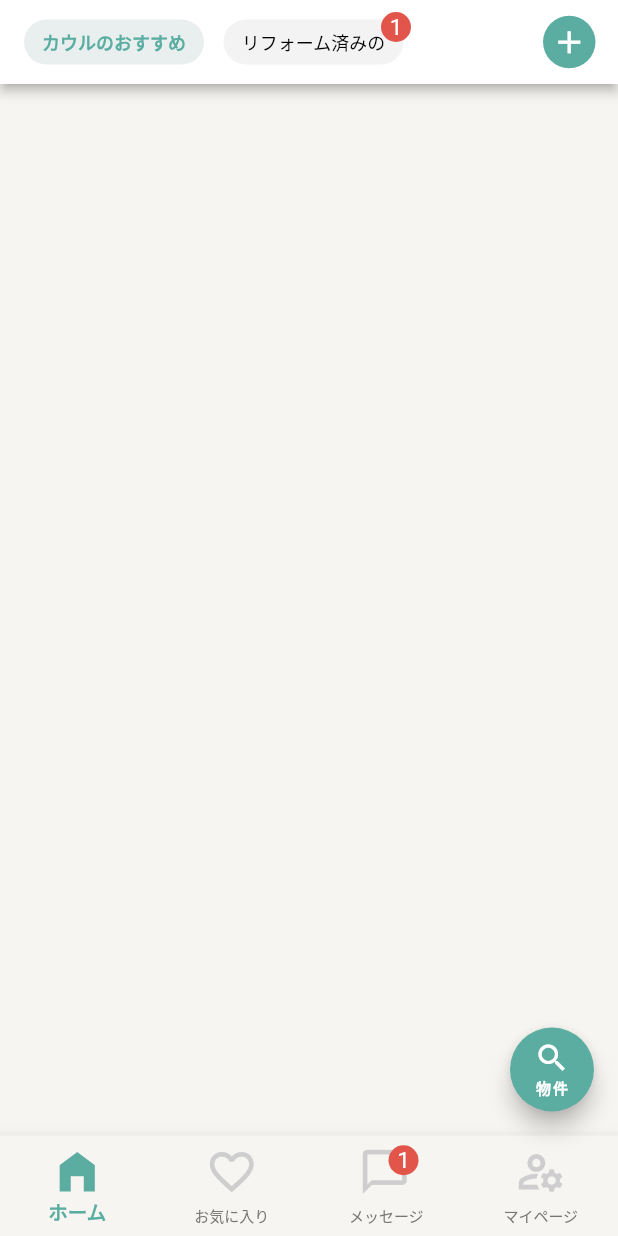
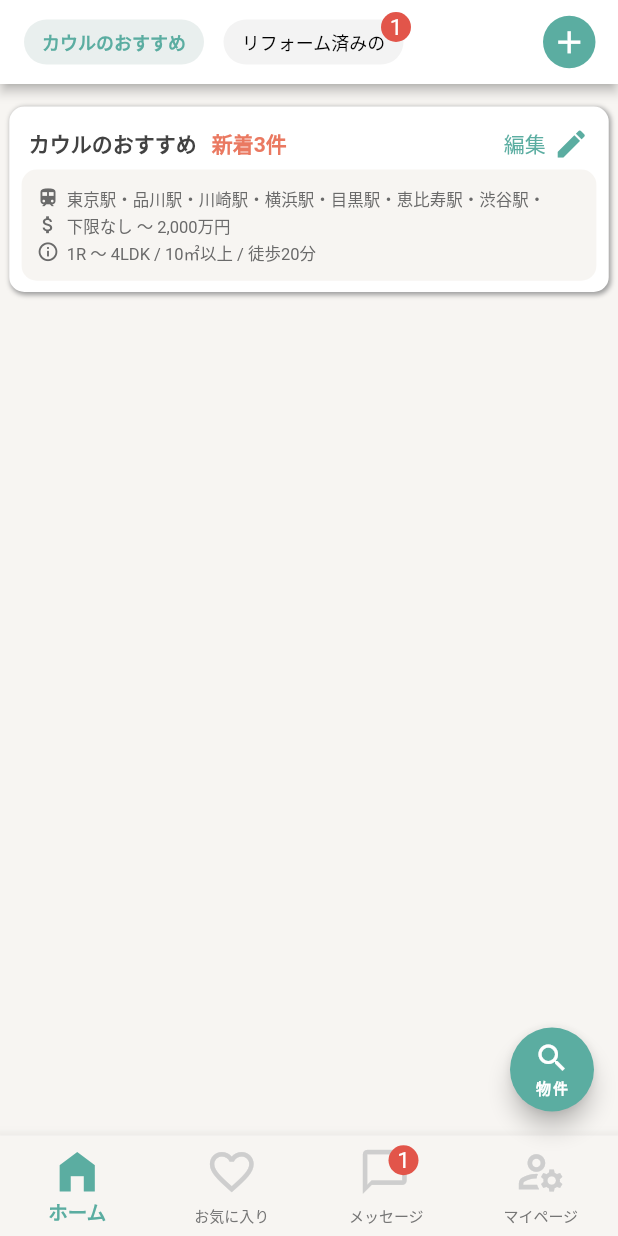
Before and after one commit to onishitaisei/flutter-training, a Flutter app: the ResidenceScreen screen opened directly, on a phone screen of 412 x 824 dp. Run offline on Flutter 3.47's test engine with Material 2 defaults, Android fonts, the phone set to English and light mode, and no system bars; generated files the repository leaves out were written again.

Commit message:
ヘッダー下のおすすめ部分を作成。

```diff
--- a/lib/residence/residence_screen.dart
+++ b/lib/residence/residence_screen.dart
@@ -9,6 +9,7 @@
   const ResidenceScreen({Key? key}) : super(key: key);
   @override
   Widget build(BuildContext context) {
+    final Size size = MediaQuery.of(context).size; // 画面サイズを取得
     return Scaffold(
       backgroundColor: _backgroundColor,
       appBar: AppBar(
@@ -87,14 +88,22 @@
         type: BottomNavigationBarType
             .fixed, // bottomnavigationが4つ以上の時は見えなくなってしまうため、type: BottomNavigationBarType.fixed,を追加
       ),
+      body: Column(
+        children: [
+          const SizedBox(
+            height: 15,
+          ),
+          recommendation(size),
+        ],
+      ),
       floatingActionButton: FloatingActionButton(
         backgroundColor: _primaryColor,
         onPressed: () {},
         child: Column(
           mainAxisAlignment: MainAxisAlignment.center,
-          children: [
-            const Icon(Icons.search),
-            const Text(
+          children: const [
+            Icon(Icons.search),
+            Text(
               '物件',
               style: TextStyle(fontWeight: FontWeight.w900, fontSize: 10),
             ),
@@ -180,4 +189,159 @@
           foregroundColor: Colors.white,
         ));
   }
+
+  Widget recommendation(Size size) {
+    return Center(
+      child: Container(
+        width: size.width * 0.97,
+        height: size.height * 0.15,
+        decoration: BoxDecoration(
+          borderRadius: BorderRadius.circular(10.0),
+          color: _headerColor,
+          boxShadow: const [
+            BoxShadow(
+              color: Colors.grey, //色
+              spreadRadius: 0.5,
+              blurRadius: 2,
+              offset: Offset(1, 1),
+            ),
+          ],
+        ),
+        child: Column(
+          children: [
+            recommendationHeader(),
+            recommendationContents(size),
+          ],
+        ),
+      ),
+    );
+  }
+
+  Widget recommendationHeader() {
+    return Padding(
+      padding: const EdgeInsets.only(
+        top: 13.0,
+        right: 13.0,
+        left: 13.0,
+        bottom: 5.0,
+      ),
+      child: Row(
+        children: [
+          const Text(
+            'カウルのおすすめ',
+            style: TextStyle(
+              color: Color(0xff424242),
+              fontWeight: FontWeight.bold,
+            ),
+          ),
+          const SizedBox(
+            width: 10,
+          ),
+          const Text(
+            '新着3件',
+            style: TextStyle(
+              color: Color(0xffEA7961),
+              fontWeight: FontWeight.bold,
+            ),
+          ),
+          const Spacer(),
+          Text(
+            '編集',
+            style: TextStyle(
+              color: _primaryColor,
+            ),
+          ),
+          const SizedBox(
+            width: 5,
+          ),
+          Icon(
+            Icons.edit,
+            color: _primaryColor,
+          ),
+        ],
+      ),
+    );
+  }
+
+  Widget recommendationContents(size) {
+    return Container(
+      width: size.width * 0.93,
+      height: size.height * 0.09,
+      decoration: BoxDecoration(
+        borderRadius: BorderRadius.circular(10.0),
+        color: _backgroundColor,
+      ),
+      child: Padding(
+        padding: const EdgeInsets.all(10.0),
+        child: Column(
+          mainAxisAlignment: MainAxisAlignment.center,
+          children: [
+            Row(
+              children: [
+                Icon(
+                  Icons.train,
+                  color: Color(0xff6A6A6A),
+                  size: 15,
+                ),
+                SizedBox(
+                  width: 5,
+                ),
+                Text(
+                  '東京駅・品川駅・川崎駅・横浜駅・目黒駅・恵比寿駅・渋谷駅・',
+                  style: TextStyle(
+                    color: Color(0xff6A6A6A),
+                    fontSize: 11,
+                  ),
+                ),
+              ],
+            ),
+            SizedBox(
+              height: 2,
+            ),
+            Row(
+              children: [
+                Icon(
+                  Icons.attach_money_sharp,
+                  color: Color(0xff6A6A6A),
+                  size: 15,
+                ),
+                SizedBox(
+                  width: 5,
+                ),
+                Text(
+                  '下限なし 〜 2,000万円',
+                  style: TextStyle(
+                    color: Color(0xff6A6A6A),
+                    fontSize: 11,
+                  ),
+                ),
+              ],
+            ),
+            SizedBox(
+              height: 2,
+            ),
+            Row(
+              children: [
+                Icon(
+                  Icons.info_outline,
+                  color: Color(0xff6A6A6A),
+                  size: 15,
+                ),
+                SizedBox(
+                  width: 5,
+                ),
+                Text(
+                  '1R 〜 4LDK / 10㎡以上 / 徒歩20分',
+                  style: TextStyle(
+                    color: Color(0xff6A6A6A),
+                    fontSize: 11,
+                  ),
+                ),
+              ],
+            )
+          ],
+        ),
+      ),
+    );
+  }
 }
```
